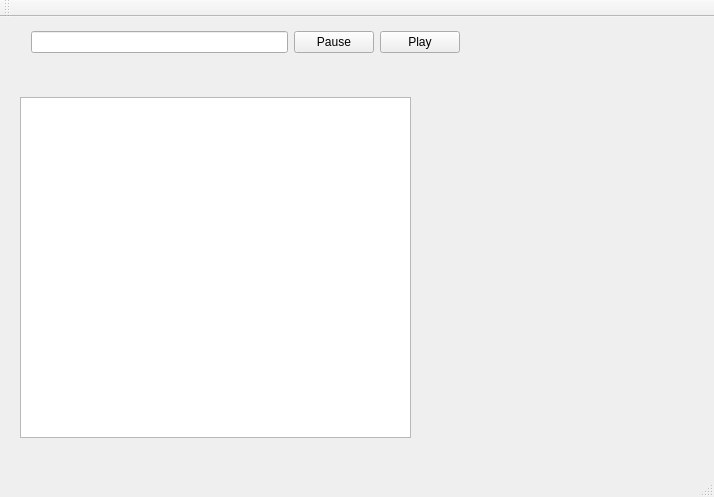
The window that mainwindow.ui (cagdasc/CacaTube) describes before a commit, drawn with Qt 5.
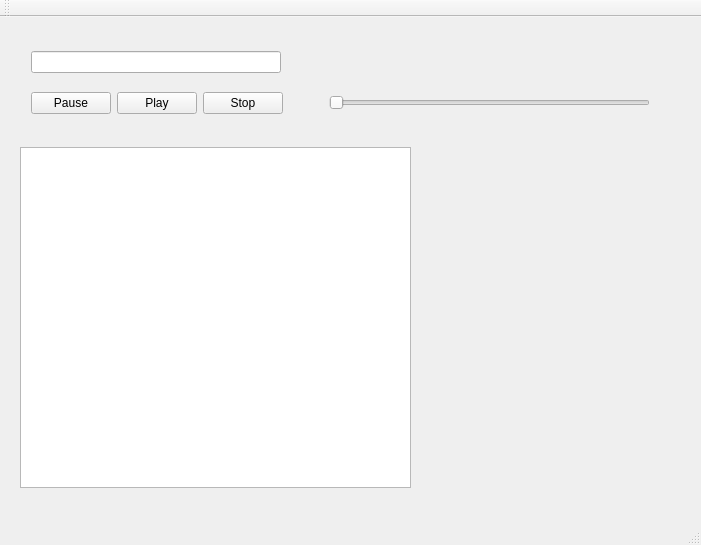
The same window after the commit.

Commit message: Pause play stop and time line added

What changed in the file:
```diff
--- a/mainwindow.ui
+++ b/mainwindow.ui
@@ -6,8 +6,8 @@
    <rect>
     <x>0</x>
     <y>0</y>
-    <width>714</width>
-    <height>497</height>
+    <width>701</width>
+    <height>545</height>
    </rect>
   </property>
   <property name="windowTitle">
@@ -21,7 +21,7 @@
     <property name="geometry">
      <rect>
       <x>20</x>
-      <y>80</y>
+      <y>130</y>
       <width>391</width>
       <height>341</height>
      </rect>
@@ -34,26 +34,54 @@
     <property name="geometry">
      <rect>
       <x>20</x>
-      <y>0</y>
-      <width>451</width>
-      <height>51</height>
+      <y>10</y>
+      <width>681</width>
+      <height>111</height>
      </rect>
     </property>
+    <layout class="QVBoxLayout" name="verticalLayout">
+     <item>
     <layout class="QHBoxLayout" name="horizontalLayout">
      <item>
       <widget class="QLineEdit" name="search_bar">
        <property name="sizePolicy">
-        <sizepolicy hsizetype="Expanding" vsizetype="Fixed">
-         <horstretch>5</horstretch>
+          <sizepolicy hsizetype="Maximum" vsizetype="Fixed">
+           <horstretch>0</horstretch>
          <verstretch>0</verstretch>
         </sizepolicy>
        </property>
+         <property name="minimumSize">
+          <size>
+           <width>250</width>
+           <height>0</height>
+          </size>
+         </property>
+         <property name="layoutDirection">
+          <enum>Qt::LeftToRight</enum>
+         </property>
        <property name="text">
         <string/>
        </property>
       </widget>
      </item>
      <item>
+        <spacer name="horizontalSpacer_2">
+         <property name="orientation">
+          <enum>Qt::Horizontal</enum>
+         </property>
+         <property name="sizeHint" stdset="0">
+          <size>
+           <width>40</width>
+           <height>20</height>
+          </size>
+         </property>
+        </spacer>
+       </item>
+      </layout>
+     </item>
+     <item>
+      <layout class="QHBoxLayout" name="horizontalLayout_2">
+       <item>
       <widget class="QPushButton" name="pause_button">
        <property name="sizePolicy">
         <sizepolicy hsizetype="Maximum" vsizetype="Fixed">
@@ -79,6 +107,72 @@
        </property>
       </widget>
      </item>
+       <item>
+        <widget class="QPushButton" name="stop_button">
+         <property name="sizePolicy">
+          <sizepolicy hsizetype="Maximum" vsizetype="Fixed">
+           <horstretch>0</horstretch>
+           <verstretch>0</verstretch>
+          </sizepolicy>
+         </property>
+         <property name="text">
+          <string>Stop</string>
+         </property>
+        </widget>
+       </item>
+       <item>
+        <spacer name="horizontalSpacer_3">
+         <property name="orientation">
+          <enum>Qt::Horizontal</enum>
+         </property>
+         <property name="sizeType">
+          <enum>QSizePolicy::Maximum</enum>
+         </property>
+         <property name="sizeHint" stdset="0">
+          <size>
+           <width>40</width>
+           <height>20</height>
+          </size>
+         </property>
+        </spacer>
+       </item>
+       <item>
+        <widget class="QSlider" name="time_line">
+         <property name="sizePolicy">
+          <sizepolicy hsizetype="Minimum" vsizetype="Fixed">
+           <horstretch>0</horstretch>
+           <verstretch>0</verstretch>
+          </sizepolicy>
+         </property>
+         <property name="maximum">
+          <number>100</number>
+         </property>
+         <property name="singleStep">
+          <number>1</number>
+         </property>
+         <property name="orientation">
+          <enum>Qt::Horizontal</enum>
+         </property>
+        </widget>
+       </item>
+       <item>
+        <spacer name="horizontalSpacer">
+         <property name="orientation">
+          <enum>Qt::Horizontal</enum>
+         </property>
+         <property name="sizeType">
+          <enum>QSizePolicy::Maximum</enum>
+         </property>
+         <property name="sizeHint" stdset="0">
+          <size>
+           <width>40</width>
+           <height>20</height>
+          </size>
+         </property>
+        </spacer>
+       </item>
+      </layout>
+     </item>
     </layout>
    </widget>
   </widget>
```
Left out of the diff: 4 changed lines with no effect on the pictures. Lines whose indentation alone changed are shown as unchanged. The commit also changes 7 other files.
